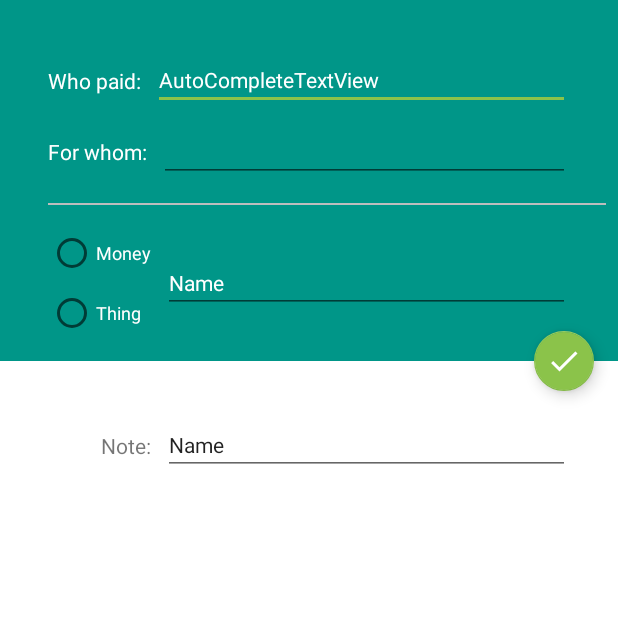
After one commit to PetrKubes97/split-android, an Android app: the DebtActivity screen opened directly, with no data from a screen before it, on a phone screen of 412 x 824 dp, the top half of it. The commit adds this screen. Run offline under Robolectric (Android 15) with nearby library versions, the phone set to English and light mode, and no system bars.

Commit message:
debt layout

```diff
--- a/app/src/main/AndroidManifest.xml
+++ b/app/src/main/AndroidManifest.xml
@@ -10,7 +10,7 @@
         android:supportsRtl="true"
         android:theme="@style/AppTheme">
         <activity
-            android:name=".ui.main.ui.activities.MainActivity"
+            android:name=".ui.main.ui.activities.main.MainActivity"
             android:label="@string/app_name"
             android:theme="@style/AppTheme.NoActionBar">
             <intent-filter>
@@ -19,6 +19,7 @@
                 <category android:name="android.intent.category.LAUNCHER" />
             </intent-filter>
         </activity>
+        <activity android:name=".ui.main.ui.activities.debt.DebtActivity"></activity>
     </application>
 
 </manifest>
--- /dev/null
+++ b/app/src/main/java/cz/petrkubes/split/ui/main/ui/activities/debt/DebtActivity.kt
@@ -0,0 +1,14 @@
+package cz.petrkubes.split.ui.main.ui.activities.debt
+
+import android.support.v7.app.AppCompatActivity
+import android.os.Bundle
+
+import cz.petrkubes.split.R
+
+class DebtActivity : AppCompatActivity() {
+
+    override fun onCreate(savedInstanceState: Bundle?) {
+        super.onCreate(savedInstanceState)
+        setContentView(R.layout.activity_debt)
+    }
+}
--- a/app/src/main/java/cz/petrkubes/split/ui/main/ui/activities/MainActivity.kt
+++ b/app/src/main/java/cz/petrkubes/split/ui/main/ui/activities/main/MainActivity.kt
@@ -1,4 +1,4 @@
-package cz.petrkubes.split.ui.main.ui.activities
+package cz.petrkubes.split.ui.main.ui.activities.main
 
 import android.databinding.DataBindingUtil
 import android.os.Bundle
--- a/app/src/main/java/cz/petrkubes/split/ui/main/ui/activities/MainActivityViewModel.kt
+++ b/app/src/main/java/cz/petrkubes/split/ui/main/ui/activities/main/MainActivityViewModel.kt
@@ -1,4 +1,4 @@
-package cz.petrkubes.split.ui.main.ui.activities
+package cz.petrkubes.split.ui.main.ui.activities.main
 
 /**
  * @author Petr Kubes <petr.kubes@applifting.cz>
--- /dev/null
+++ b/app/src/main/res/layout/activity_debt.xml
@@ -0,0 +1,184 @@
+<?xml version="1.0" encoding="utf-8"?>
+<android.support.constraint.ConstraintLayout xmlns:android="http://schemas.android.com/apk/res/android"
+    xmlns:app="http://schemas.android.com/apk/res-auto"
+    xmlns:tools="http://schemas.android.com/tools"
+    android:layout_width="match_parent"
+    android:layout_height="match_parent"
+    tools:context="cz.petrkubes.split.ui.main.ui.activities.debt.DebtActivity"
+    android:background="@color/colorPrimary">
+
+    <TextView
+        android:id="@+id/textView4"
+        android:layout_width="wrap_content"
+        android:layout_height="wrap_content"
+        android:layout_marginBottom="8dp"
+        android:layout_marginTop="8dp"
+        android:text="Who paid:"
+        android:textColor="@android:color/white"
+        app:layout_constraintBottom_toBottomOf="@+id/autoCompleteTextView"
+        app:layout_constraintTop_toTopOf="@+id/autoCompleteTextView"
+        app:layout_constraintVertical_bias="0.6"
+        app:layout_constraintLeft_toLeftOf="parent"
+        android:layout_marginStart="32dp" />
+
+    <TextView
+        android:id="@+id/textView8"
+        android:layout_width="wrap_content"
+        android:layout_height="wrap_content"
+        android:layout_marginBottom="8dp"
+        android:layout_marginStart="32dp"
+        android:layout_marginTop="8dp"
+        android:text="For whom:"
+        android:textColor="@android:color/white"
+        app:layout_constraintBottom_toBottomOf="@+id/multiAutoCompleteTextView"
+        app:layout_constraintTop_toTopOf="@+id/multiAutoCompleteTextView"
+        app:layout_constraintVertical_bias="0.4"
+        app:layout_constraintLeft_toLeftOf="parent" />
+
+    <View
+        android:id="@+id/view"
+        android:layout_width="0dp"
+        android:layout_height="1dp"
+        android:layout_marginLeft="32dp"
+        android:layout_marginRight="8dp"
+        android:layout_marginTop="14dp"
+        android:layout_marginStart="32dp"
+        android:background="@color/divider"
+        app:layout_constraintLeft_toLeftOf="parent"
+        app:layout_constraintRight_toRightOf="parent"
+        app:layout_constraintTop_toBottomOf="@+id/multiAutoCompleteTextView"
+        android:layout_marginEnd="8dp"
+        app:layout_constraintHorizontal_bias="0.0" />
+
+    <AutoCompleteTextView
+        android:id="@+id/autoCompleteTextView"
+        android:layout_width="0dp"
+        android:layout_height="wrap_content"
+        android:layout_marginStart="8dp"
+        android:layout_marginEnd="32dp"
+        android:layout_marginTop="33dp"
+        android:text="AutoCompleteTextView"
+        android:textColor="@android:color/white"
+        android:textSize="14sp"
+        app:layout_constraintHorizontal_bias="0.3"
+        app:layout_constraintLeft_toRightOf="@+id/textView4"
+        app:layout_constraintRight_toRightOf="parent"
+        app:layout_constraintTop_toTopOf="parent" />
+
+    <MultiAutoCompleteTextView
+        android:id="@+id/multiAutoCompleteTextView"
+        android:layout_width="0dp"
+        android:layout_height="wrap_content"
+        android:layout_marginEnd="32dp"
+        android:layout_marginTop="8dp"
+        android:layout_marginStart="8dp"
+        android:textColor="@android:color/white"
+        android:textSize="14sp"
+        app:layout_constraintHorizontal_bias="0.256"
+        app:layout_constraintRight_toRightOf="parent"
+        app:layout_constraintTop_toBottomOf="@+id/autoCompleteTextView"
+        app:layout_constraintLeft_toRightOf="@+id/textView8" />
+
+    <RadioGroup
+        android:layout_width="wrap_content"
+        android:layout_height="wrap_content"
+        android:layout_marginTop="16dp"
+        app:layout_constraintTop_toBottomOf="@+id/view"
+        android:layout_marginLeft="32dp"
+        app:layout_constraintLeft_toLeftOf="parent"
+        android:id="@+id/radioGroup">
+
+        <RadioButton
+            android:id="@+id/radiobutton"
+            android:layout_width="wrap_content"
+            android:layout_height="wrap_content"
+            android:text="Money"
+            android:textColor="@android:color/white"
+            android:textSize="12sp" />
+
+        <RadioButton
+            android:id="@+id/radioButton2"
+            android:layout_width="wrap_content"
+            android:layout_height="wrap_content"
+            android:layout_marginTop="8dp"
+            android:text="Thing"
+            android:textColor="@android:color/white"
+            android:textSize="12sp" />
+    </RadioGroup>
+
+    <EditText
+        android:id="@+id/editText2"
+        android:layout_width="0dp"
+        android:layout_height="wrap_content"
+        android:layout_marginBottom="8dp"
+        android:layout_marginLeft="8dp"
+        android:layout_marginRight="32dp"
+        android:layout_marginTop="8dp"
+        android:ems="10"
+        android:inputType="textPersonName"
+        android:text="Name"
+        android:textColor="@android:color/white"
+        android:textSize="14sp"
+        app:layout_constraintBottom_toBottomOf="@+id/radioGroup"
+        app:layout_constraintLeft_toRightOf="@+id/radioGroup"
+        app:layout_constraintRight_toRightOf="parent"
+        app:layout_constraintTop_toTopOf="@+id/radioGroup" />
+
+    <View
+        android:layout_width="0dp"
+        android:layout_height="0dp"
+        android:background="@android:color/background_light"
+        app:layout_constraintBottom_toBottomOf="parent"
+        app:layout_constraintLeft_toLeftOf="parent"
+        app:layout_constraintRight_toRightOf="parent"
+        app:layout_constraintHorizontal_bias="1.0"
+        android:id="@+id/view2"
+        android:layout_marginTop="16dp"
+        app:layout_constraintTop_toBottomOf="@+id/radioGroup"
+        tools:layout_constraintTop_creator="1"
+        tools:layout_constraintRight_creator="1"
+        tools:layout_constraintBottom_creator="1"
+        tools:layout_constraintLeft_creator="1"
+        app:layout_constraintVertical_bias="0.0" />
+
+    <android.support.design.widget.FloatingActionButton
+        android:id="@+id/floatingActionButton"
+        android:layout_width="wrap_content"
+        android:layout_height="wrap_content"
+        android:clickable="true"
+        app:fabSize="mini"
+        app:srcCompat="@drawable/ic_check_white_24dp"
+        app:layout_constraintBottom_toTopOf="@+id/view2"
+        app:layout_constraintTop_toTopOf="@+id/view2"
+        app:layout_constraintVertical_bias="0.416"
+        app:layout_constraintRight_toRightOf="parent"
+        tools:layout_constraintTop_creator="1"
+        tools:layout_constraintBottom_creator="1"
+        android:layout_marginEnd="16dp" />
+
+    <TextView
+        android:id="@+id/textView9"
+        android:layout_width="wrap_content"
+        android:layout_height="wrap_content"
+        android:text="Note:"
+        app:layout_constraintTop_toTopOf="@+id/editText"
+        app:layout_constraintBottom_toBottomOf="@+id/editText"
+        app:layout_constraintRight_toLeftOf="@+id/editText"
+        android:layout_marginEnd="8dp" />
+
+    <EditText
+        android:id="@+id/editText"
+        android:layout_width="0dp"
+        android:layout_height="wrap_content"
+        android:layout_marginRight="32dp"
+        android:ems="10"
+        android:inputType="textPersonName"
+        android:text="Name"
+        android:textSize="14sp"
+        app:layout_constraintLeft_toLeftOf="@+id/editText2"
+        app:layout_constraintRight_toRightOf="parent"
+        android:layout_marginTop="16dp"
+        app:layout_constraintTop_toBottomOf="@+id/floatingActionButton" />
+
+
+</android.support.constraint.ConstraintLayout>
--- a/app/src/main/res/layout/activity_main.xml
+++ b/app/src/main/res/layout/activity_main.xml
@@ -12,7 +12,7 @@
         <android.support.design.widget.CoordinatorLayout
             android:layout_width="match_parent"
             android:layout_height="match_parent"
-            tools:context="cz.petrkubes.split.ui.main.ui.activities.MainActivity">
+            tools:context="cz.petrkubes.split.ui.main.ui.activities.main.MainActivity">
 
             <RelativeLayout
                 android:layout_width="match_parent"
```
Also changed, not shown: app/src/main/res/drawable-hdpi/ic_check_white_24dp.png (added), app/src/main/res/drawable-mdpi/ic_check_white_24dp.png (added), app/src/main/res/drawable-xhdpi/ic_check_white_24dp.png (added), app/src/main/res/drawable-xxhdpi/ic_check_white_24dp.png (added), app/src/main/res/drawable-xxxhdpi/ic_check_white_24dp.png (added).
